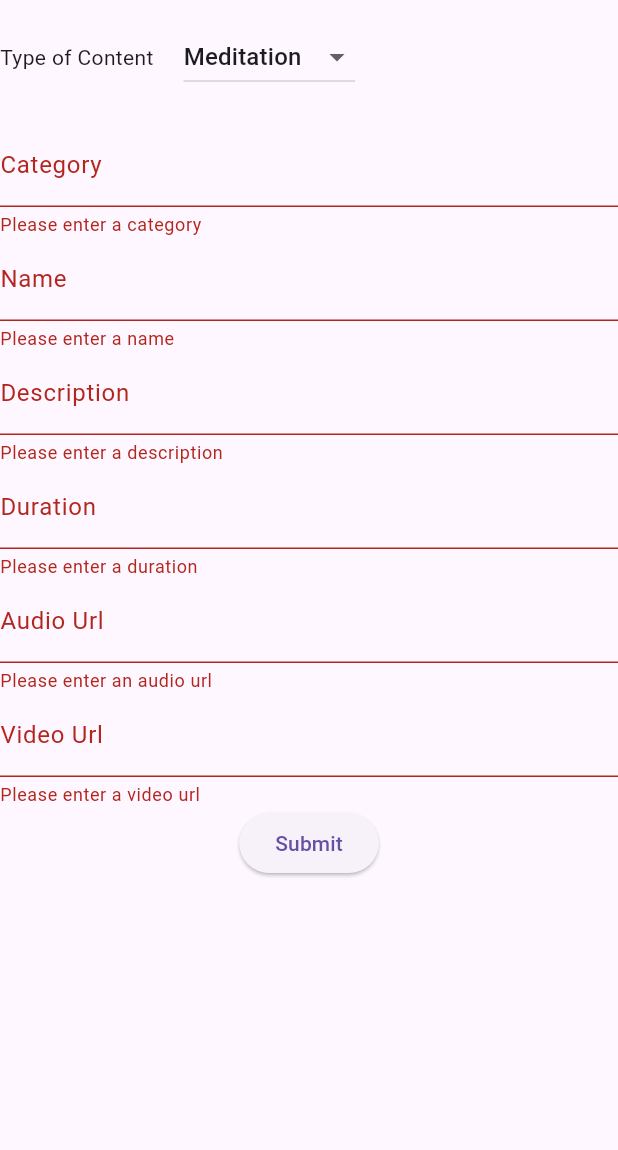
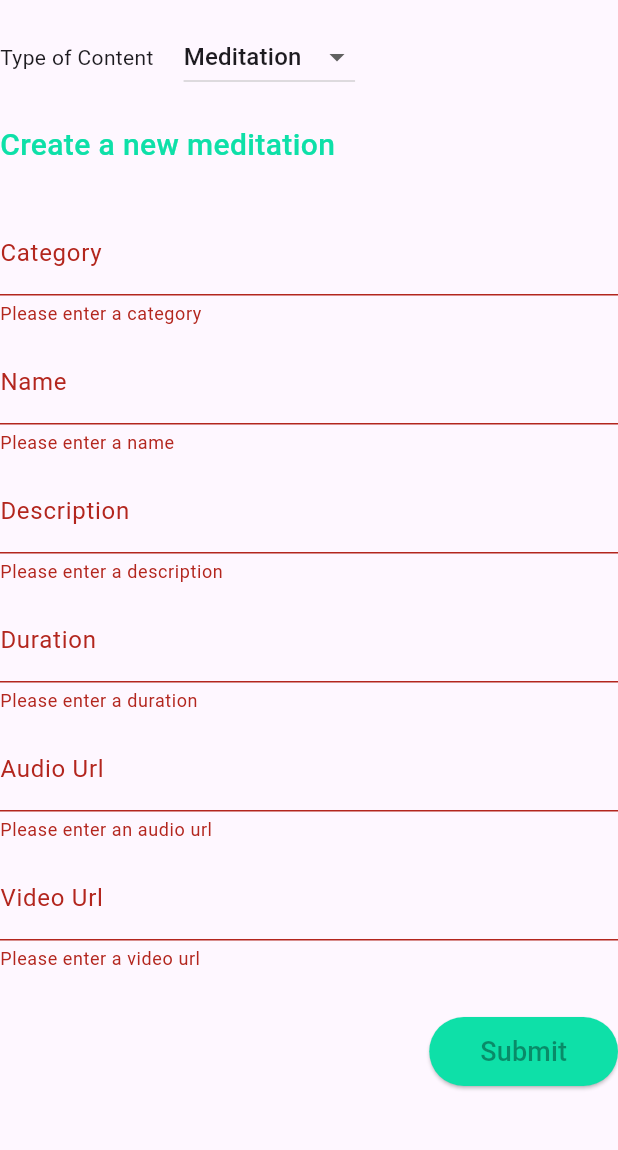
Before and after one commit to Heshara13/ZenFlow, a Flutter app: the CreateCustomExercise screen opened by its route, after a tap on "Submit", on a phone screen of 412 x 824 dp, the part 63-1213 px from its top. Run offline on Flutter 3.47's test engine with Material 3 defaults, Android fonts, the phone set to English and light mode, and no system bars; our stand-ins replace go_router, hive, hive_flutter, image_picker, youtube_player_flutter; accounts and stored records are empty.

Commit message:
add changes to meditation_form

```diff
--- a/lib/widgets/meditation_form.dart
+++ b/lib/widgets/meditation_form.dart
@@ -2,11 +2,19 @@ import 'package:flutter/material.dart';
 import 'package:provider/provider.dart';
 import 'package:zenflow/models/meditation_model.dart';
 import 'package:zenflow/providers/custom_data_provider.dart';
+import 'package:zenflow/utils/colors.dart';
+import 'package:zenflow/widgets/reusable/text_input.dart';
 
-class MeditationForm extends StatelessWidget {
-  MeditationForm({super.key});
+class MeditationForm extends StatefulWidget {
+  const MeditationForm({super.key});
 
+  @override
+  State<MeditationForm> createState() => _MeditationFormState();
+}
+
+class _MeditationFormState extends State<MeditationForm> {
   final _formKey = GlobalKey<FormState>();
+
   String _category = '';
   String _name = '';
   String _description = '';
@@ -21,11 +29,22 @@ class MeditationForm extends StatelessWidget {
       children: [
         Form(
           key: _formKey,
+          child: SingleChildScrollView(
             child: Column(
+              crossAxisAlignment: CrossAxisAlignment.start,
               children: [
-              //category
-              TextFormField(
-                decoration: const InputDecoration(labelText: 'Category'),
+                const Text(
+                  'Create a new meditation',
+                  style: TextStyle(
+                    fontSize: 20,
+                    fontWeight: FontWeight.w500,
+                    color: AppColors.primaryGreen,
+                  ),
+                ),
+                const SizedBox(height: 30),
+                CustomTextFormField(
+                  labelText: 'Category',
+                  hintText: 'Category',
                   validator: (value) {
                     if (value == null || value.isEmpty) {
                       return 'Please enter a category';
@@ -36,10 +55,9 @@ class MeditationForm extends StatelessWidget {
                     _category = value!;
                   },
                 ),
-
-              //name
-              TextFormField(
-                decoration: const InputDecoration(labelText: 'Name'),
+                const SizedBox(height: 10),
+                CustomTextFormField(
+                  labelText: 'Name',
                   validator: (value) {
                     if (value == null || value.isEmpty) {
                       return 'Please enter a name';
@@ -50,10 +68,9 @@ class MeditationForm extends StatelessWidget {
                     _name = value!;
                   },
                 ),
-
-              //description
-              TextFormField(
-                decoration: const InputDecoration(labelText: 'Description'),
+                const SizedBox(height: 10),
+                CustomTextFormField(
+                  labelText: 'Description',
                   validator: (value) {
                     if (value == null || value.isEmpty) {
                       return 'Please enter a description';
@@ -64,10 +81,9 @@ class MeditationForm extends StatelessWidget {
                     _description = value!;
                   },
                 ),
-
-              //duration
-              TextFormField(
-                decoration: const InputDecoration(labelText: 'Duration'),
+                const SizedBox(height: 10),
+                CustomTextFormField(
+                  labelText: 'Duration',
                   validator: (value) {
                     if (value == null || value.isEmpty) {
                       return 'Please enter a duration';
@@ -77,11 +93,11 @@ class MeditationForm extends StatelessWidget {
                   onSaved: (value) {
                     _duration = int.parse(value!);
                   },
+                  keyboardType: TextInputType.number,
                 ),
-
-              //audio url
-              TextFormField(
-                decoration: const InputDecoration(labelText: 'Audio Url'),
+                const SizedBox(height: 10),
+                CustomTextFormField(
+                  labelText: 'Audio Url',
                   validator: (value) {
                     if (value == null || value.isEmpty) {
                       return 'Please enter an audio url';
@@ -92,10 +108,9 @@ class MeditationForm extends StatelessWidget {
                     _audioUrl = value!;
                   },
                 ),
-
-              //video url
-              TextFormField(
-                decoration: const InputDecoration(labelText: 'Video Url'),
+                const SizedBox(height: 10),
+                CustomTextFormField(
+                  labelText: 'Video Url',
                   validator: (value) {
                     if (value == null || value.isEmpty) {
                       return 'Please enter a video url';
@@ -106,9 +121,21 @@ class MeditationForm extends StatelessWidget {
                     _videoUrl = value!;
                   },
                 ),
-
-              //submit button
+                const SizedBox(height: 30),
+                Row(
+                  mainAxisAlignment: MainAxisAlignment.end,
+                  children: [
                     ElevatedButton(
+                      style: ButtonStyle(
+                        backgroundColor: WidgetStateProperty.all<Color>(
+                          AppColors.primaryGreen,
+                        ),
+                        shape: WidgetStateProperty.all<RoundedRectangleBorder>(
+                          RoundedRectangleBorder(
+                            borderRadius: BorderRadius.circular(100),
+                          ),
+                        ),
+                      ),
                       onPressed: () {
                         if (_formKey.currentState!.validate()) {
                           _formKey.currentState!.save();
@@ -122,6 +149,15 @@ class MeditationForm extends StatelessWidget {
                             videoUrl: _videoUrl,
                           );
 
+                          //clear the fields
+                          _formKey.currentState!.reset();
+                          _category = "";
+                          _name = "";
+                          _description = "";
+                          _duration = 0;
+                          _audioUrl = "";
+                          _videoUrl = "";
+
                           //add the meditation
                           Provider.of<CustomDataProvider>(
                             context,
@@ -129,9 +165,18 @@ class MeditationForm extends StatelessWidget {
                           ).addMeditation(meditation, context);
                         }
                       },
-                child: const Text('Submit'),
+                      child: const Padding(
+                        padding: EdgeInsets.all(10),
+                        child: Text(
+                          'Submit',
+                          style: TextStyle(color: Colors.black38, fontSize: 18),
+                        ),
+                      ),
                     ),
                   ],
+                ),
+              ],
+            ),
           ),
         ),
       ],
```
Lines whose indentation alone changed are shown as unchanged.
